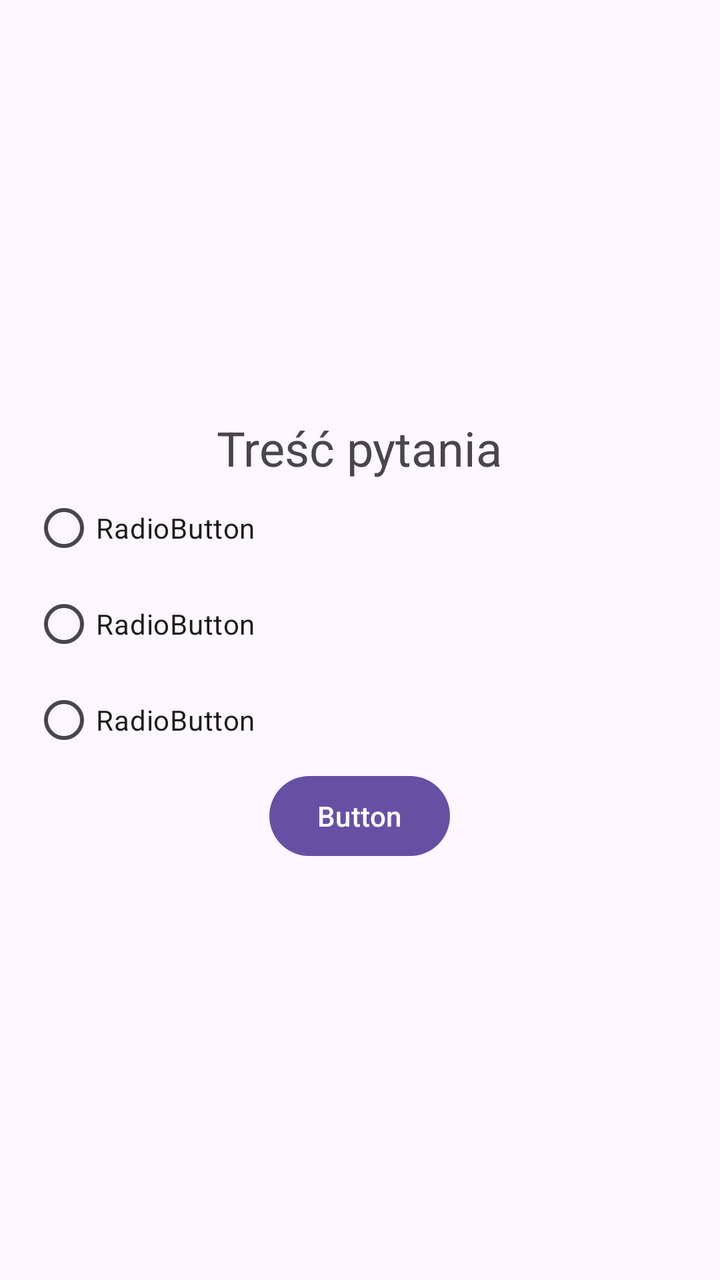
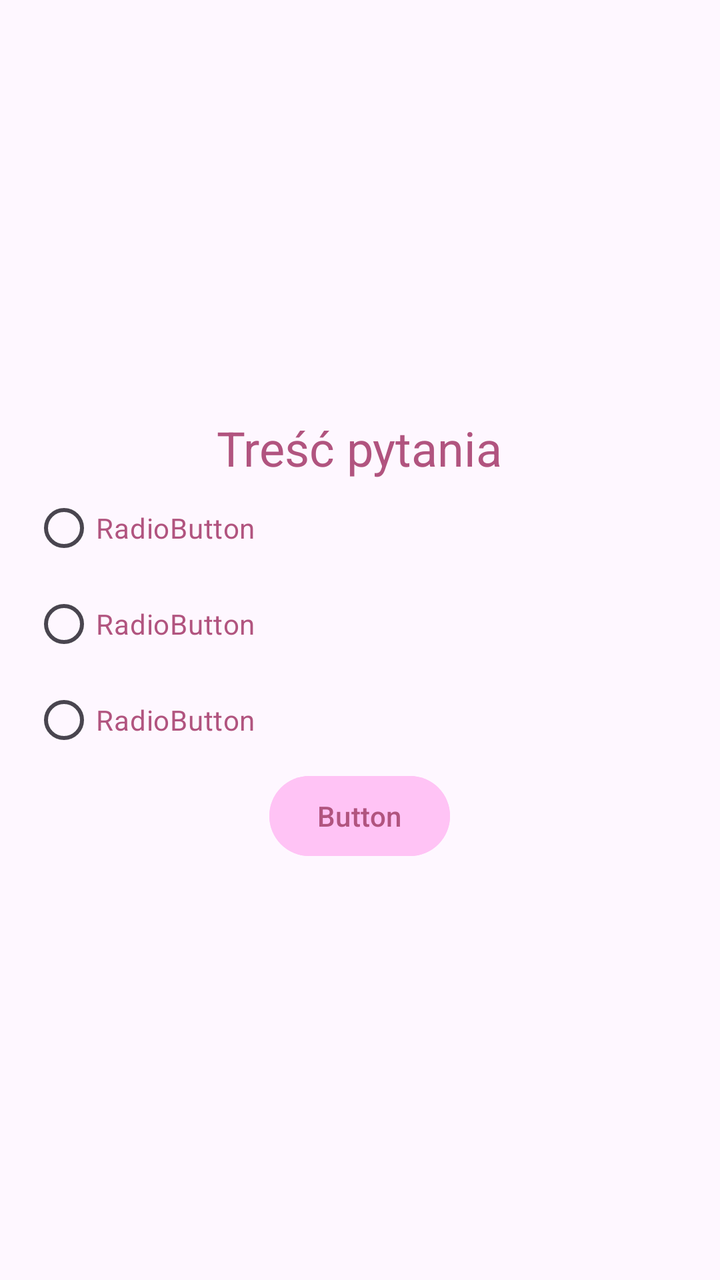

Before-and-after screenshots of an Android layout around one commit, followed by the original layout XML and the change that was made.
<!-- AndroidManifest.xml: application theme Theme.TestJSON -->
<!-- res/layout/activity_main.xml -->
<?xml version="1.0" encoding="utf-8"?>
<LinearLayout xmlns:android="http://schemas.android.com/apk/res/android"
    xmlns:app="http://schemas.android.com/apk/res-auto"
    xmlns:tools="http://schemas.android.com/tools"
    android:id="@+id/main"
    android:layout_width="match_parent"
    android:layout_height="match_parent"
    android:orientation="vertical"
    android:padding="16dp"
    android:gravity="center"
    tools:context=".MainActivity">

    <TextView
        android:id="@+id/tresc"
        android:layout_width="wrap_content"
        android:layout_height="wrap_content"
        android:textSize="24sp"
        android:text="Treść pytania" />

    <RadioGroup
        android:id="@+id/radioGroup"
        android:layout_width="match_parent"
        android:layout_height="wrap_content" >

        <RadioButton
            android:id="@+id/radioButton"
            android:layout_width="match_parent"
            android:layout_height="wrap_content"
            android:text="RadioButton" />

        <RadioButton
            android:id="@+id/radioButton2"
            android:layout_width="match_parent"
            android:layout_height="wrap_content"
            android:text="RadioButton" />

        <RadioButton
            android:id="@+id/radioButton3"
            android:layout_width="match_parent"
            android:layout_height="wrap_content"
            android:text="RadioButton" />

    </RadioGroup>

    <Button
        android:id="@+id/button"
        android:layout_width="wrap_content"
        android:layout_height="wrap_content"
        android:text="Button" />

</LinearLayout>
<!-- resources referenced by this layout -->
<resources>
  <style name="Theme.TestJSON" parent="Base.Theme.TestJSON" />
  <style name="Base.Theme.TestJSON" parent="Theme.Material3.DayNight.NoActionBar">
          
          
      </style>
</resources>

<!-- the commit's change to res/layout/activity_main.xml (unified diff, before → after) -->
@@ -15,6 +15,7 @@
         android:layout_width="wrap_content"
         android:layout_height="wrap_content"
         android:textSize="24sp"
+        android:textColor="#B1547F"
         android:text="Treść pytania" />
 
     <RadioGroup
@@ -23,18 +24,21 @@
         android:layout_height="wrap_content" >
 
         <RadioButton
+            android:textColor="#B1547F"
             android:id="@+id/radioButton"
             android:layout_width="match_parent"
             android:layout_height="wrap_content"
             android:text="RadioButton" />
 
         <RadioButton
+            android:textColor="#B1547F"
             android:id="@+id/radioButton2"
             android:layout_width="match_parent"
             android:layout_height="wrap_content"
             android:text="RadioButton" />
 
         <RadioButton
+            android:textColor="#B1547F"
             android:id="@+id/radioButton3"
             android:layout_width="match_parent"
             android:layout_height="wrap_content"
@@ -46,6 +50,8 @@
         android:id="@+id/button"
         android:layout_width="wrap_content"
         android:layout_height="wrap_content"
+        android:backgroundTint="#FFC3F5"
+        android:textColor="#B1547F"
         android:text="Button" />
 
 </LinearLayout>
